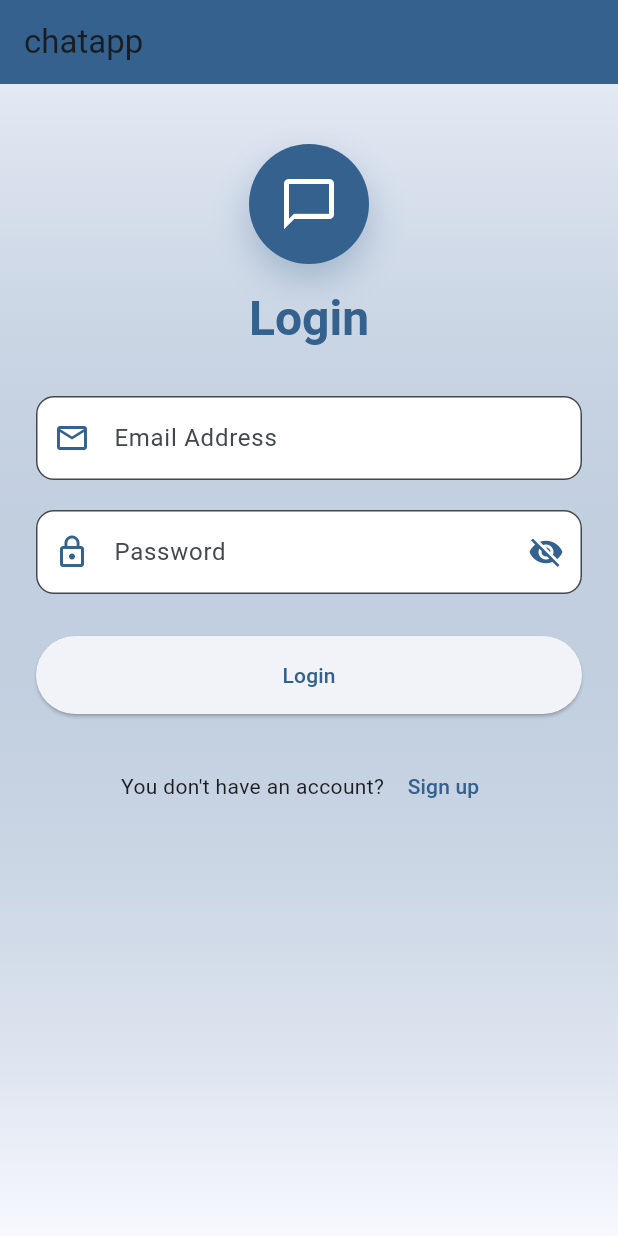
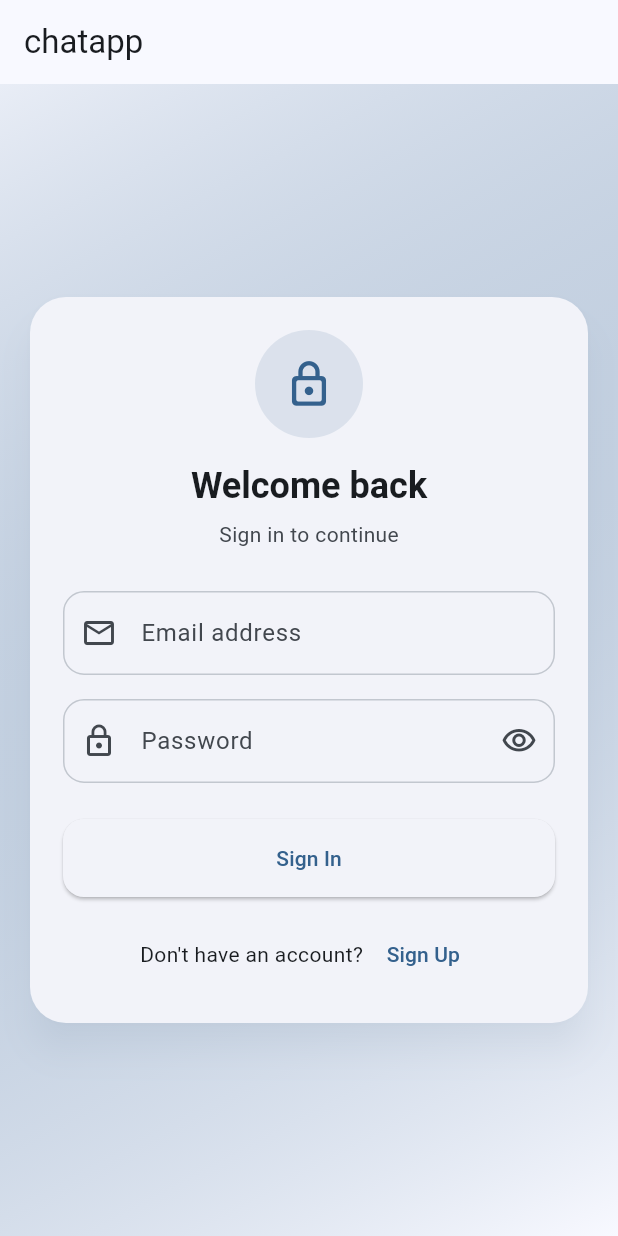
Before and after one commit to revocajana/chatapp, a Flutter app: the screen it shows after launch, on a phone screen of 412 x 824 dp. Run offline on Flutter 3.47's test engine with Material 3 defaults, Android fonts, the phone set to English and light mode, and no system bars; our stand-ins replace cloud_firestore, firebase_auth, firebase_core, firebase_messaging; accounts and stored records are empty.

Commit message:
fouth commit

```diff
--- a/lib/screens/auth/login.dart
+++ b/lib/screens/auth/login.dart
@@ -1,8 +1,6 @@
 import 'package:flutter/material.dart';
-import '../../theme/app_colors.dart';
 import '../../services/auth_service.dart';
 import '../../services/user_service.dart';
-import '../../services/notification_service.dart'; // for notification initialization on login
 
 class LoginScreen extends StatefulWidget {
   const LoginScreen({super.key});
@@ -14,18 +12,14 @@ class LoginScreen extends StatefulWidget {
 class _LoginScreenState extends State<LoginScreen> {
   final _formKey = GlobalKey<FormState>();
 
-  // 🔹 ADDED (missing state)
   final TextEditingController _emailController = TextEditingController();
   final TextEditingController _passwordController = TextEditingController();
 
   bool _loading = false;
   bool _showPassword = false;
 
-  // 🔹 ADDED (missing method)
   bool _isValidEmail(String email) {
-    return RegExp(
-      r'^[\w-\.]+@([\w-]+\.)+[\w-]{2,4}$',
-    ).hasMatch(email);
+    return RegExp(r'^[\w-\.]+@([\w-]+\.)+[\w-]{2,4}$').hasMatch(email);
   }
 
   Future<void> _submit() async {
@@ -74,169 +68,90 @@ class _LoginScreenState extends State<LoginScreen> {
 
   @override
   Widget build(BuildContext context) {
-    final primaryColor = Theme.of(context).colorScheme.primary;
-    final surfaceColor = Theme.of(context).colorScheme.surface;
+    final theme = Theme.of(context);
+    final colorScheme = theme.colorScheme;
+    final primaryColor = colorScheme.primary;
 
     return Scaffold(
-      appBar: AppBar(
-        title: const Text('chatapp'),
-        backgroundColor: primaryColor,
-        elevation: 0,
-      ),
+      appBar: AppBar(title: const Text('chatapp'), elevation: 0),
       body: LayoutBuilder(
         builder: (context, constraints) {
-          // adapt horizontal padding / width depending on device size
-          final bool isWide = constraints.maxWidth >= 600;
-          final double horizontalPadding = isWide ? constraints.maxWidth * 0.1 : 24.0;
-          final double formMaxWidth = isWide ? 500.0 : double.infinity;
+          final width = constraints.maxWidth;
+          final bool isDesktop = width >= 1100;
+          final bool isTablet = width >= 700 && width < 1100;
+          final double pageHorizontalPadding = isDesktop
+              ? 56
+              : (isTablet ? 32 : 16);
+          final double formMaxWidth = isDesktop
+              ? 460
+              : (isTablet ? 520 : double.infinity);
+          final double cardPadding = isDesktop ? 36 : (isTablet ? 30 : 22);
 
           return Container(
             width: double.infinity,
             height: double.infinity,
             decoration: BoxDecoration(
               gradient: LinearGradient(
-                begin: Alignment.topCenter,
-                end: Alignment.bottomCenter,
-                colors: [
-                  primaryColor.withOpacity(0.1),
-                  surfaceColor,
-                ],
+                begin: Alignment.topLeft,
+                end: Alignment.bottomRight,
+                colors: [primaryColor.withOpacity(0.08), colorScheme.surface],
               ),
             ),
-            child: SingleChildScrollView(
-              child: Center(
+            child: SafeArea(
+              child: SingleChildScrollView(
+                padding: const EdgeInsets.symmetric(vertical: 20),
                 child: ConstrainedBox(
-                  constraints: BoxConstraints(maxWidth: formMaxWidth),
-                  child: Padding(
-                    padding: EdgeInsets.symmetric(
-                        horizontal: horizontalPadding, vertical: 40.0),
-                    child: Form(
-                      key: _formKey,
-                      child: Column(
-                        mainAxisAlignment: MainAxisAlignment.center,
-                        children: [
-                          // Header
-                          Container(
-                            padding: const EdgeInsets.only(bottom: 32.0),
-                            child: Column(
-                              children: [
-                                Container(
-                                  width: isWide ? 100 : 80,
-                                  height: isWide ? 100 : 80,
-                                  decoration: BoxDecoration(
-                                    shape: BoxShape.circle,
-                                    color: primaryColor,
-                                    boxShadow: [
-                                      BoxShadow(
-                                        color: primaryColor.withOpacity(0.3),
-                                        blurRadius: 20,
-                                        offset: const Offset(0, 10),
+                  constraints: BoxConstraints(
+                    minHeight: constraints.maxHeight - 40,
+                  ),
+                  child: Center(
+                    child: Padding(
+                      padding: EdgeInsets.symmetric(
+                        horizontal: pageHorizontalPadding,
+                      ),
+                      child: ConstrainedBox(
+                        constraints: const BoxConstraints(maxWidth: 500),
+                        child: isDesktop
+                            ? Row(
+                                crossAxisAlignment: CrossAxisAlignment.center,
+                                children: [
+                                  Expanded(
+                                    child: Padding(
+                                      padding: const EdgeInsets.only(right: 30),
+                                      child: Column(
+                                        mainAxisSize: MainAxisSize.min,
+                                        crossAxisAlignment:
+                                            CrossAxisAlignment.start,
+                                        children: [
+
+                                          const SizedBox(height: 12),
+
+                                        ],
                                       ),
-                                    ],
+                                    ),
                                   ),
-                                  child: Icon(
-                                    Icons.chat_bubble_outline,
-                                    size: isWide ? 50 : 40,
-                                    color: Colors.white,
+                                  ConstrainedBox(
+                                    constraints: BoxConstraints(
+                                      maxWidth: formMaxWidth,
+                                    ),
+                                    child: _buildLoginCard(
+                                      context: context,
+                                      cardPadding: cardPadding,
+                                      isTabletOrDesktop: true,
+                                    ),
                                   ),
+                                ],
+                              )
+                            : ConstrainedBox(
+                                constraints: BoxConstraints(
+                                  maxWidth: formMaxWidth,
                                 ),
-                                const SizedBox(height: 16),
-                                Text(
-                                  'Login',
-                                  style: Theme.of(context)
-                                      .textTheme
-                                      .headlineLarge
-                                      ?.copyWith(
-                                        fontWeight: FontWeight.bold,
-                                        color: primaryColor,
-                                      ),
+                                child: _buildLoginCard(
+                                  context: context,
+                                  cardPadding: cardPadding,
+                                  isTabletOrDesktop: isTablet,
                                 ),
-                              ],
-                            ),
-                          ),
-
-                          // Email
-                          TextFormField(
-                            controller: _emailController,
-                            keyboardType: TextInputType.emailAddress,
-                            decoration: InputDecoration(
-                              labelText: 'Email Address',
-                              hintText: 'Enter your email',
-                              prefixIcon:
-                                  Icon(Icons.email_outlined, color: primaryColor),
-                              filled: true,
-                              fillColor: Colors.white,
-                              border: OutlineInputBorder(
-                                borderRadius: BorderRadius.circular(12),
                               ),
-                            ),
-                            validator: (v) {
-                              if (v == null || v.isEmpty) return 'Required is required';
-                              if (!_isValidEmail(v.trim())) return 'Required a valid email';
-                              return null;
-                            },
-                          ),
-                          const SizedBox(height: 20),
-
-                          // Password
-                          TextFormField(
-                            controller: _passwordController,
-                            obscureText: !_showPassword,
-                            decoration: InputDecoration(
-                              labelText: 'Password',
-                              hintText: 'Enter your password',
-                              prefixIcon:
-                                  Icon(Icons.lock_outline, color: primaryColor),
-                              suffixIcon: IconButton(
-                                icon: Icon(
-                                  _showPassword ? Icons.visibility : Icons.visibility_off,
-                                  color: primaryColor,
-                                ),
-                                onPressed: () {
-                                  setState(() => _showPassword = !_showPassword);
-                                },
-                              ),
-                              filled: true,
-                              fillColor: Colors.white,
-                              border: OutlineInputBorder(
-                                borderRadius: BorderRadius.circular(12),
-                              ),
-                            ),
-                            validator: (v) =>
-                                (v == null || v.length < 6) ? 'Password min 6 chars' : null,
-                          ),
-                          const SizedBox(height: 28),
-
-                          // Login Button
-                          SizedBox(
-                            width: double.infinity,
-                            height: 52,
-                            child: _loading
-                                ? Center(
-                                    child: CircularProgressIndicator(
-                                      valueColor: AlwaysStoppedAnimation<Color>(primaryColor),
-                                    ),
-                                  )
-                                : ElevatedButton(
-                                    onPressed: _submit,
-                                    child: const Text('Login'),
-                                  ),
-                          ),
-                          const SizedBox(height: 24),
-
-                          // Signup
-                          Row(
-                            mainAxisAlignment: MainAxisAlignment.center,
-                            children: [
-                              const Text("You don't have an account? "),
-                              TextButton(
-                                onPressed: () =>
-                                    Navigator.pushReplacementNamed(context, '/signup'),
-                                child: const Text('Sign up'),
-                              ),
-                            ],
-                          ),
-                        ],
                       ),
                     ),
                   ),
@@ -248,4 +163,159 @@ class _LoginScreenState extends State<LoginScreen> {
       ),
     );
   }
+
+  Widget _buildLoginCard({
+    required BuildContext context,
+    required double cardPadding,
+    required bool isTabletOrDesktop,
+  }) {
+    final theme = Theme.of(context);
+    final colorScheme = theme.colorScheme;
+    final primaryColor = colorScheme.primary;
+
+    return Card(
+      elevation: 10,
+      shadowColor: primaryColor.withOpacity(0.12),
+      shape: RoundedRectangleBorder(borderRadius: BorderRadius.circular(24)),
+      child: Padding(
+        padding: EdgeInsets.all(cardPadding),
+        child: Form(
+          key: _formKey,
+          child: Column(
+            mainAxisSize: MainAxisSize.min,
+            children: [
+              Container(
+                width: isTabletOrDesktop ? 82 : 72,
+                height: isTabletOrDesktop ? 82 : 72,
+                decoration: BoxDecoration(
+                  shape: BoxShape.circle,
+                  color: primaryColor.withOpacity(0.12),
+                ),
+                child: Icon(
+                  Icons.lock_outline_rounded,
+                  size: isTabletOrDesktop ? 38 : 34,
+                  color: primaryColor,
+                ),
+              ),
+              const SizedBox(height: 16),
+              Text(
+                'Welcome back',
+                style: theme.textTheme.headlineSmall?.copyWith(
+                  fontWeight: FontWeight.w700,
+                ),
+              ),
+              const SizedBox(height: 6),
+              Text(
+                'Sign in to continue',
+                style: theme.textTheme.bodyMedium?.copyWith(
+                  color: colorScheme.onSurfaceVariant,
+                ),
+              ),
+              const SizedBox(height: 28),
+              TextFormField(
+                controller: _emailController,
+                keyboardType: TextInputType.emailAddress,
+                decoration: InputDecoration(
+                  labelText: 'Email address',
+                  hintText: 'you@example.com',
+                  prefixIcon: const Icon(Icons.email_outlined),
+                  border: OutlineInputBorder(
+                    borderRadius: BorderRadius.circular(14),
+                  ),
+                  enabledBorder: OutlineInputBorder(
+                    borderRadius: BorderRadius.circular(14),
+                    borderSide: BorderSide(color: colorScheme.outlineVariant),
+                  ),
+                ),
+                validator: (v) {
+                  if (v == null || v.trim().isEmpty) {
+                    return 'Email is required';
+                  }
+                  if (!_isValidEmail(v.trim())) {
+                    return 'Enter a valid email address';
+                  }
+                  return null;
+                },
+              ),
+              const SizedBox(height: 16),
+              TextFormField(
+                controller: _passwordController,
+                obscureText: !_showPassword,
+                decoration: InputDecoration(
+                  labelText: 'Password',
+                  hintText: 'Enter your password',
+                  prefixIcon: const Icon(Icons.lock_outline),
+                  suffixIcon: IconButton(
+                    icon: Icon(
+                      _showPassword
+                          ? Icons.visibility_off_outlined
+                          : Icons.visibility_outlined,
+                    ),
+                    onPressed: () {
+                      setState(() => _showPassword = !_showPassword);
+                    },
+                  ),
+                  border: OutlineInputBorder(
+                    borderRadius: BorderRadius.circular(14),
+                  ),
+                  enabledBorder: OutlineInputBorder(
+                    borderRadius: BorderRadius.circular(14),
+                    borderSide: BorderSide(color: colorScheme.outlineVariant),
+                  ),
+                ),
+                validator: (v) {
+                  if (v == null || v.isEmpty) {
+                    return 'Password is required';
+                  }
+                  if (v.length < 6) {
+                    return 'Password must be at least 6 characters';
+                  }
+                  return null;
+                },
+              ),
+              const SizedBox(height: 24),
+              SizedBox(
+                width: double.infinity,
+                height: 52,
+                child: ElevatedButton(
+                  onPressed: _loading ? null : _submit,
+                  style: ElevatedButton.styleFrom(
+                    shape: RoundedRectangleBorder(
+                      borderRadius: BorderRadius.circular(14),
+                    ),
+                  ),
+                  child: _loading
+                      ? const SizedBox(
+                          width: 20,
+                          height: 20,
+                          child: CircularProgressIndicator(
+                            strokeWidth: 2,
+                            color: Colors.white,
+                          ),
+                        )
+                      : const Text('Sign In'),
+                ),
+              ),
+              const SizedBox(height: 14),
+              Wrap(
+                alignment: WrapAlignment.center,
+                crossAxisAlignment: WrapCrossAlignment.center,
+                children: [
+                  Text(
+                    "Don't have an account? ",
+                    style: theme.textTheme.bodyMedium,
+                  ),
+                  TextButton(
+                    onPressed: () =>
+                        Navigator.pushReplacementNamed(context, '/signup'),
+                    child: const Text('Sign Up'),
+                  ),
+                ],
+              ),
+            ],
+          ),
+        ),
+      ),
+    );
+  }
 }
```
